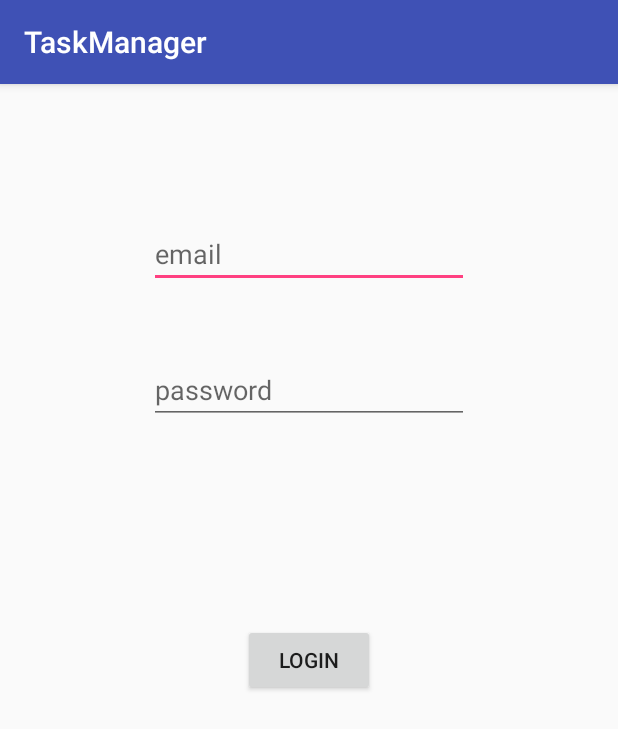
After one commit to Raajesh12/Shopping_Collaborator_App, an Android app: the LoginActivity screen opened directly, with no data from a screen before it, on a phone screen of 412 x 824 dp. The commit adds this screen. Shown: the top 729 px of the screen. Run offline under Robolectric (Android 15) with nearby library versions, the light colour scheme and no system bars.

Commit message:
added login activity

```diff
--- a/app/src/main/AndroidManifest.xml
+++ b/app/src/main/AndroidManifest.xml
@@ -16,6 +16,7 @@
                 <category android:name="android.intent.category.LAUNCHER" />
             </intent-filter>
         </activity>
+        <activity android:name=".LoginActivity"></activity>
     </application>
 
 </manifest>
--- /dev/null
+++ b/app/src/main/java/com/example/raajesharunachalam/taskmanager/LoginActivity.java
@@ -0,0 +1,23 @@
+package com.example.raajesharunachalam.taskmanager;
+
+import android.support.v7.app.AppCompatActivity;
+import android.os.Bundle;
+import android.widget.EditText;
+
+public class LoginActivity extends AppCompatActivity {
+
+    @Override
+    protected void onCreate(Bundle savedInstanceState) {
+        super.onCreate(savedInstanceState);
+        setContentView(R.layout.activity_login);
+    }
+
+    public void validatepassword()
+    {
+        EditText emailfield = (EditText) findViewById(R.id.emailfield);
+        String email = "" + emailfield.getText();
+
+        EditText passwordfield = (EditText) findViewById(R.id.passwordfield);
+        String password = "" + passwordfield.getText();
+    }
+}
--- /dev/null
+++ b/app/src/main/res/layout/activity_login.xml
@@ -0,0 +1,49 @@
+<?xml version="1.0" encoding="utf-8"?>
+<android.support.constraint.ConstraintLayout xmlns:android="http://schemas.android.com/apk/res/android"
+    xmlns:app="http://schemas.android.com/apk/res-auto"
+    xmlns:tools="http://schemas.android.com/tools"
+    android:layout_width="match_parent"
+    android:layout_height="match_parent"
+    tools:context="com.example.raajesharunachalam.taskmanager.LoginActivity">
+
+    <EditText
+        android:id="@+id/emailfield"
+        android:layout_width="wrap_content"
+        android:layout_height="wrap_content"
+        android:ems="10"
+        android:inputType="textEmailAddress"
+        android:hint="email"
+        app:layout_constraintLeft_toLeftOf="parent"
+        app:layout_constraintRight_toRightOf="parent"
+        app:layout_constraintTop_toTopOf="parent"
+        app:layout_constraintBottom_toBottomOf="@id/passwordfield"
+        tools:layout_editor_absoluteX="83dp"
+        tools:layout_editor_absoluteY="118dp" />
+
+    <EditText
+        android:id="@+id/passwordfield"
+        android:layout_width="wrap_content"
+        android:layout_height="wrap_content"
+        android:ems="10"
+        android:hint="password"
+        android:inputType="textPassword"
+        app:layout_constraintLeft_toLeftOf="parent"
+        app:layout_constraintRight_toRightOf="parent"
+        app:layout_constraintTop_toTopOf="parent"
+        app:layout_constraintBottom_toBottomOf="@id/login_button"
+        tools:layout_editor_absoluteX="85dp"
+        tools:layout_editor_absoluteY="177dp" />
+
+    <Button
+        android:id="@+id/login_button"
+        android:layout_width="wrap_content"
+        android:layout_height="wrap_content"
+        android:text="Login"
+        android:onClick="validatepassword"
+        app:layout_constraintLeft_toLeftOf="parent"
+        app:layout_constraintRight_toRightOf="parent"
+        app:layout_constraintTop_toTopOf="parent"
+        app:layout_constraintBottom_toBottomOf="parent"
+        tools:layout_editor_absoluteX="146dp"
+        tools:layout_editor_absoluteY="257dp" />
+</android.support.constraint.ConstraintLayout>
```
Also changed, not shown: app/src/main/java/com/example/raajesharunachalam/taskmanager/MainActivity.java (+7 -0 lines), app/src/main/res/layout/activity_main.xml (+20 -4 lines).
